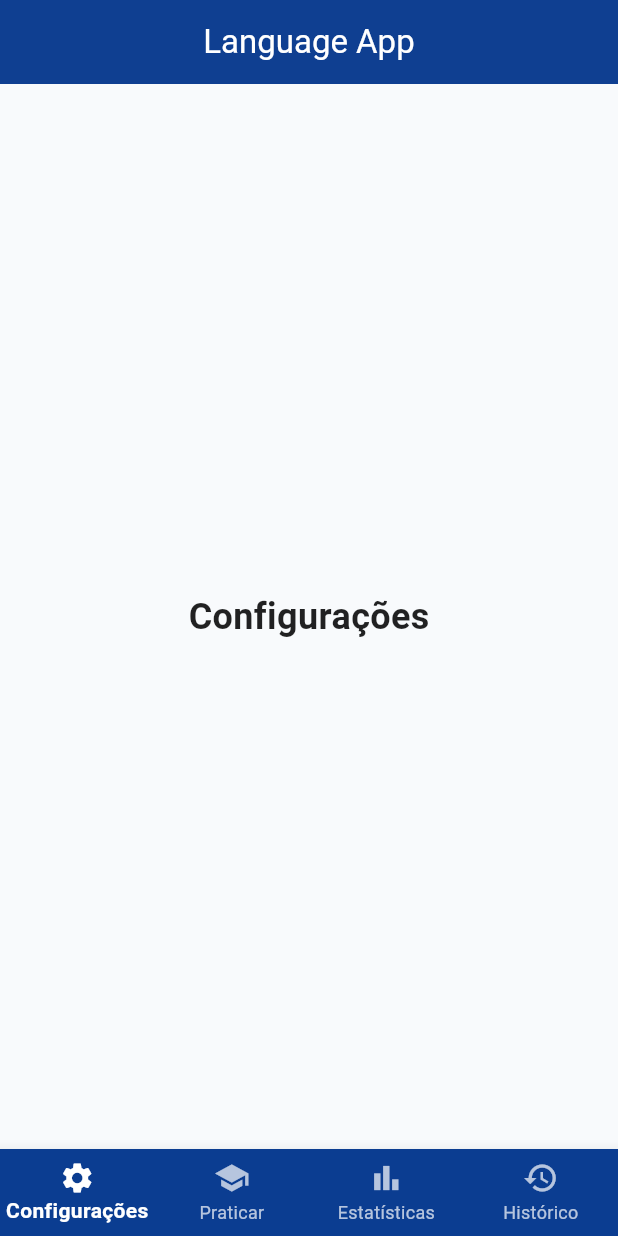
After one commit to alexandresantosrn/flutter-app-project, a Flutter app: the screen it shows after launch, on a phone screen of 412 x 824 dp. The commit adds this screen. Run offline on Flutter 3.47's test engine with Material 3 defaults, Android fonts, the phone set to English and light mode, and no system bars.

Commit message:
develop: modularizing the project.

```diff
--- a/flutter_app_project/lib/main.dart
+++ b/flutter_app_project/lib/main.dart
@@ -1,4 +1,8 @@
 import 'package:flutter/material.dart';
+import 'pages/settings_page.dart';
+import 'pages/practice_page.dart';
+import 'pages/stats_page.dart';
+import 'pages/history_page.dart';
 
 void main() => runApp(const MyApp());
 
@@ -47,10 +51,10 @@ class _HomeScreenState extends State<HomeScreen> {
   int _currentIndex = 0;
 
   static final List<Widget> _pages = <Widget>[
-    const SimpleCenteredScreen(title: 'Configurações'),
-    const SimpleCenteredScreen(title: 'Praticar'),
-    const SimpleCenteredScreen(title: 'Estatísticas'),
-    const SimpleCenteredScreen(title: 'Histórico'),
+    const SettingsPage(),
+    const PracticePage(),
+    const StatsPage(),
+    const HistoryPage(),
   ];
 
   void _onItemTapped(int index) {
--- /dev/null
+++ b/flutter_app_project/lib/pages/settings_page.dart
@@ -0,0 +1,19 @@
+import 'package:flutter/material.dart';
+
+class SettingsPage extends StatelessWidget {
+  const SettingsPage({super.key});
+
+  @override
+  Widget build(BuildContext context) {
+    return const Center(
+      child: Text(
+        'Configurações',
+        style: TextStyle(
+          fontSize: 24,
+          fontWeight: FontWeight.w600,
+          color: Colors.black87,
+        ),
+      ),
+    );
+  }
+}
```
Also changed, not shown: flutter_app_project/lib/pages/history_page.dart (added, +19 -0 lines), flutter_app_project/lib/pages/practice_page.dart (added, +19 -0 lines), flutter_app_project/lib/pages/stats_page.dart (added, +19 -0 lines).
